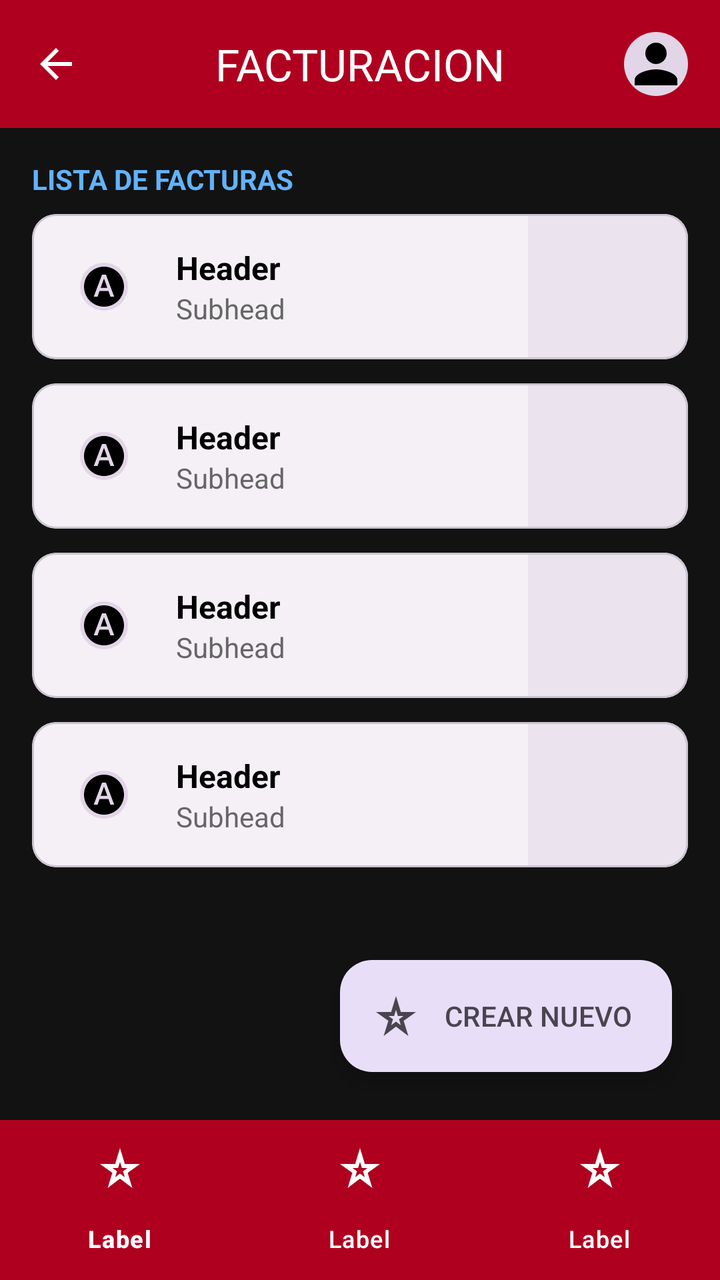
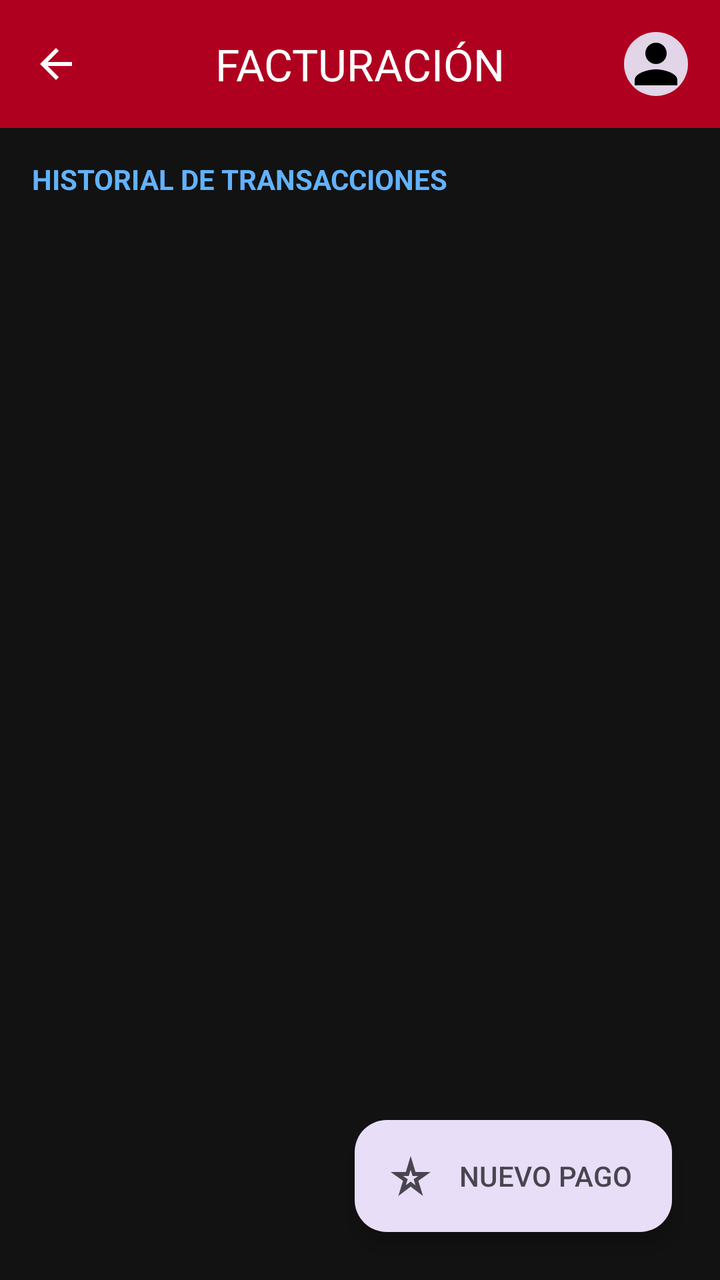

Screens rendered from an Android XML layout before and after an edit, with the pre-edit source and the edit as a unified diff.
<!-- AndroidManifest.xml: application theme Theme.Autotechs -->
<!-- res/layout/activity_facturacion.xml -->
<?xml version="1.0" encoding="utf-8"?>
<androidx.constraintlayout.widget.ConstraintLayout
    xmlns:android="http://schemas.android.com/apk/res/android"
    xmlns:app="http://schemas.android.com/apk/res-auto"
    android:id="@+id/main"
    android:layout_width="match_parent"
    android:layout_height="match_parent"
    android:background="#121212">

    <com.google.android.material.appbar.AppBarLayout
        android:id="@+id/appBarLayout"
        android:layout_width="match_parent"
        android:layout_height="wrap_content"
        app:layout_constraintTop_toTopOf="parent">

        <com.google.android.material.appbar.MaterialToolbar
            android:id="@+id/topAppBar"
            android:layout_width="match_parent"
            android:layout_height="?attr/actionBarSize"
            android:background="#B00020"
            app:title="FACTURACION"
            app:titleCentered="true"
            app:titleTextColor="@android:color/white"
            app:navigationIcon="@drawable/ic_back"
            app:navigationIconTint="@android:color/white">

            <com.google.android.material.imageview.ShapeableImageView
                android:layout_width="32dp"
                android:layout_height="32dp"
                android:layout_gravity="end"
                android:layout_marginEnd="16dp"
                android:background="#E1D5E7"
                android:src="@drawable/ic_profile_placeholder"
                app:shapeAppearanceOverlay="@style/CircleImageStyle" />
        </com.google.android.material.appbar.MaterialToolbar>
    </com.google.android.material.appbar.AppBarLayout>

    <TextView
        android:id="@+id/tvListaTitulo"
        android:layout_width="wrap_content"
        android:layout_height="wrap_content"
        android:layout_margin="16dp"
        android:text="LISTA DE FACTURAS"
        android:textColor="#62B2FD"
        android:textStyle="bold"
        app:layout_constraintStart_toStartOf="parent"
        app:layout_constraintTop_toBottomOf="@id/appBarLayout" />

    <ScrollView
        android:layout_width="match_parent"
        android:layout_height="0dp"
        android:layout_marginTop="8dp"
        app:layout_constraintTop_toBottomOf="@id/tvListaTitulo"
        app:layout_constraintBottom_toTopOf="@id/bottomNavigation">

        <LinearLayout
            android:layout_width="match_parent"
            android:layout_height="wrap_content"
            android:orientation="vertical"
            android:paddingHorizontal="16dp">

            <include layout="@layout/item_cliente_card" />
            <include layout="@layout/item_cliente_card" />
            <include layout="@layout/item_cliente_card" />
            <include layout="@layout/item_cliente_card" />

        </LinearLayout>
    </ScrollView>

    <com.google.android.material.floatingactionbutton.ExtendedFloatingActionButton
        android:id="@+id/btnCrearNuevo"
        android:layout_width="wrap_content"
        android:layout_height="wrap_content"
        android:layout_margin="24dp"
        android:text="CREAR NUEVO"
        android:textColor="#49454F"
        app:backgroundTint="#E8DEF8"
        app:icon="@drawable/ic_star"
        app:iconTint="#49454F"
        app:layout_constraintBottom_toTopOf="@id/bottomNavigation"
        app:layout_constraintEnd_toEndOf="parent" />

    <com.google.android.material.bottomnavigation.BottomNavigationView
        android:id="@+id/bottomNavigation"
        android:layout_width="match_parent"
        android:layout_height="wrap_content"
        android:background="#B00020"
        app:itemIconTint="@android:color/white"
        app:itemTextColor="@android:color/white"
        app:layout_constraintBottom_toBottomOf="parent"
        app:menu="@menu/bottom_nav_menu" />

</androidx.constraintlayout.widget.ConstraintLayout>
<!-- res/layout/item_cliente_card.xml (included above) -->
<?xml version="1.0" encoding="utf-8"?>
<com.google.android.material.card.MaterialCardView
    xmlns:android="http://schemas.android.com/apk/res/android"
    xmlns:app="http://schemas.android.com/apk/res-auto"
    android:layout_width="match_parent"
    android:layout_height="wrap_content"
    android:layout_marginBottom="12dp"
    app:cardCornerRadius="12dp"
    app:cardBackgroundColor="#F5F0F6">

    <LinearLayout
        android:layout_width="match_parent"
        android:layout_height="wrap_content"
        android:orientation="horizontal">

        <LinearLayout
            android:layout_width="0dp"
            android:layout_height="wrap_content"
            android:layout_weight="1"
            android:orientation="horizontal"
            android:padding="16dp"
            android:gravity="center_vertical">

            <com.google.android.material.imageview.ShapeableImageView
                android:layout_width="40dp"
                android:layout_height="40dp"
                android:background="#E1D5E7"
                android:src="@drawable/ic_letter_a"
                android:padding="8dp"
                app:shapeAppearanceOverlay="@style/CircleImageStyle" />

            <LinearLayout
                android:layout_width="wrap_content"
                android:layout_height="wrap_content"
                android:layout_marginStart="16dp"
                android:orientation="vertical">

                <TextView
                    android:layout_width="wrap_content"
                    android:layout_height="wrap_content"
                    android:text="Header"
                    android:textColor="#000000"
                    android:textSize="16sp"
                    android:textStyle="bold" />

                <TextView
                    android:layout_width="wrap_content"
                    android:layout_height="wrap_content"
                    android:text="Subhead"
                    android:textColor="#666666"
                    android:textSize="14sp" />
            </LinearLayout>
        </LinearLayout>

        <View
            android:layout_width="80dp"
            android:layout_height="match_parent"
            android:background="#EBE4EF" />

    </LinearLayout>
</com.google.android.material.card.MaterialCardView>
<!-- resources referenced by this layout -->
<resources>
  <!-- drawable ic_back (drawable) -->
  <vector xmlns:android="http://schemas.android.com/apk/res/android" android:autoMirrored="true" android:height="24dp" android:tint="#000000" android:viewportHeight="24" android:viewportWidth="24" android:width="24dp">
        
      <path android:fillColor="@android:color/white" android:pathData="M20,11H7.83l5.59,-5.59L12,4l-8,8 8,8 1.41,-1.41L7.83,13H20v-2z"/>
      
  </vector>
  <!-- drawable ic_letter_a (drawable) -->
  <vector xmlns:android="http://schemas.android.com/apk/res/android" android:height="24dp" android:tint="#000000" android:viewportHeight="24" android:viewportWidth="24" android:width="24dp">
        
      <path android:fillColor="@android:color/white" android:pathData="M12.04,8.04l-0.09,0l-1.6,4.55l3.29,0z"/>
        
      <path android:fillColor="@android:color/white" android:pathData="M12,2C6.48,2 2,6.48 2,12s4.48,10 10,10s10,-4.48 10,-10S17.52,2 12,2zM15.21,17l-0.98,-2.81H9.78l-1,2.81h-1.9l4.13,-11h1.97l4.13,11H15.21z"/>
      
  </vector>
  <!-- drawable ic_profile_placeholder (drawable) -->
  <vector xmlns:android="http://schemas.android.com/apk/res/android" android:height="24dp" android:tint="#000000" android:viewportHeight="24" android:viewportWidth="24" android:width="24dp">
        
      <path android:fillColor="@android:color/white" android:pathData="M12,12c2.21,0 4,-1.79 4,-4s-1.79,-4 -4,-4 -4,1.79 -4,4 1.79,4 4,4zM12,14c-2.67,0 -8,1.34 -8,4v2h16v-2c0,-2.66 -5.33,-4 -8,-4z"/>
      
  </vector>
  <!-- drawable ic_star (drawable) -->
  <vector xmlns:android="http://schemas.android.com/apk/res/android" android:height="24dp" android:tint="#000000" android:viewportHeight="24" android:viewportWidth="24" android:width="24dp">
        
      <path android:fillColor="@android:color/white" android:pathData="M12,8.89L12.94,12h2.82l-2.27,1.62l0.93,3.01L12,14.79l-2.42,1.84l0.93,-3.01L8.24,12h2.82L12,8.89M12,2l-2.42,8H2l6.17,4.41L5.83,22L12,17.31L18.18,22l-2.35,-7.59L22,10h-7.58L12,2L12,2z"/>
      
  </vector>
  <style name="CircleImageStyle">
          <item name="cornerSize">50%</item>
      </style>
  <style name="Theme.Autotechs" parent="Base.Theme.Autotechs" />
  <style name="Base.Theme.Autotechs" parent="Theme.Material3.DayNight.NoActionBar">
          
          
      </style>
</resources>

<!-- the commit's change to res/layout/activity_facturacion.xml (unified diff, before → after) -->
@@ -2,6 +2,7 @@
 <androidx.constraintlayout.widget.ConstraintLayout
     xmlns:android="http://schemas.android.com/apk/res/android"
     xmlns:app="http://schemas.android.com/apk/res-auto"
+    xmlns:tools="http://schemas.android.com/tools"
     android:id="@+id/main"
     android:layout_width="match_parent"
     android:layout_height="match_parent"
@@ -18,7 +19,7 @@
             android:layout_width="match_parent"
             android:layout_height="?attr/actionBarSize"
             android:background="#B00020"
-            app:title="FACTURACION"
+            app:title="FACTURACIÓN"
             app:titleCentered="true"
             app:titleTextColor="@android:color/white"
             app:navigationIcon="@drawable/ic_back"
@@ -40,55 +41,34 @@
         android:layout_width="wrap_content"
         android:layout_height="wrap_content"
         android:layout_margin="16dp"
-        android:text="LISTA DE FACTURAS"
+        android:text="HISTORIAL DE TRANSACCIONES"
         android:textColor="#62B2FD"
         android:textStyle="bold"
         app:layout_constraintStart_toStartOf="parent"
         app:layout_constraintTop_toBottomOf="@id/appBarLayout" />
 
-    <ScrollView
+    <androidx.recyclerview.widget.RecyclerView
+        android:id="@+id/rvFacturas"
         android:layout_width="match_parent"
         android:layout_height="0dp"
         android:layout_marginTop="8dp"
+        android:paddingHorizontal="16dp"
         app:layout_constraintTop_toBottomOf="@id/tvListaTitulo"
-        app:layout_constraintBottom_toTopOf="@id/bottomNavigation">
-
-        <LinearLayout
-            android:layout_width="match_parent"
-            android:layout_height="wrap_content"
-            android:orientation="vertical"
-            android:paddingHorizontal="16dp">
-
-            <include layout="@layout/item_cliente_card" />
-            <include layout="@layout/item_cliente_card" />
-            <include layout="@layout/item_cliente_card" />
-            <include layout="@layout/item_cliente_card" />
-
-        </LinearLayout>
-    </ScrollView>
+        app:layout_constraintBottom_toBottomOf="parent"
+        tools:listitem="@layout/item_cliente_card" />
 
     <com.google.android.material.floatingactionbutton.ExtendedFloatingActionButton
         android:id="@+id/btnCrearNuevo"
         android:layout_width="wrap_content"
         android:layout_height="wrap_content"
         android:layout_margin="24dp"
-        android:text="CREAR NUEVO"
+        android:text="NUEVO PAGO"
         android:textColor="#49454F"
         app:backgroundTint="#E8DEF8"
         app:icon="@drawable/ic_star"
         app:iconTint="#49454F"
-        app:layout_constraintBottom_toTopOf="@id/bottomNavigation"
+        app:layout_constraintBottom_toBottomOf="parent"
         app:layout_constraintEnd_toEndOf="parent" />
-
-    <com.google.android.material.bottomnavigation.BottomNavigationView
-        android:id="@+id/bottomNavigation"
-        android:layout_width="match_parent"
-        android:layout_height="wrap_content"
-        android:background="#B00020"
-        app:itemIconTint="@android:color/white"
-        app:itemTextColor="@android:color/white"
-        app:layout_constraintBottom_toBottomOf="parent"
-        app:menu="@menu/bottom_nav_menu" />
 
 </androidx.constraintlayout.widget.ConstraintLayout>
 <!-- res/layout/item_cliente_card.xml (included above) -->
@@ -130,17 +110,19 @@
                 android:orientation="vertical">
 
                 <TextView
+                    android:id="@+id/tvNombre"
                     android:layout_width="wrap_content"
                     android:layout_height="wrap_content"
-                    android:text="Header"
+                    android:text="Nombre del Cliente"
                     android:textColor="#000000"
                     android:textSize="16sp"
                     android:textStyle="bold" />
 
                 <TextView
+                    android:id="@+id/tvDetalle"
                     android:layout_width="wrap_content"
                     android:layout_height="wrap_content"
-                    android:text="Subhead"
+                    android:text="DUI: 00000000-0"
                     android:textColor="#666666"
                     android:textSize="14sp" />
             </LinearLayout>
